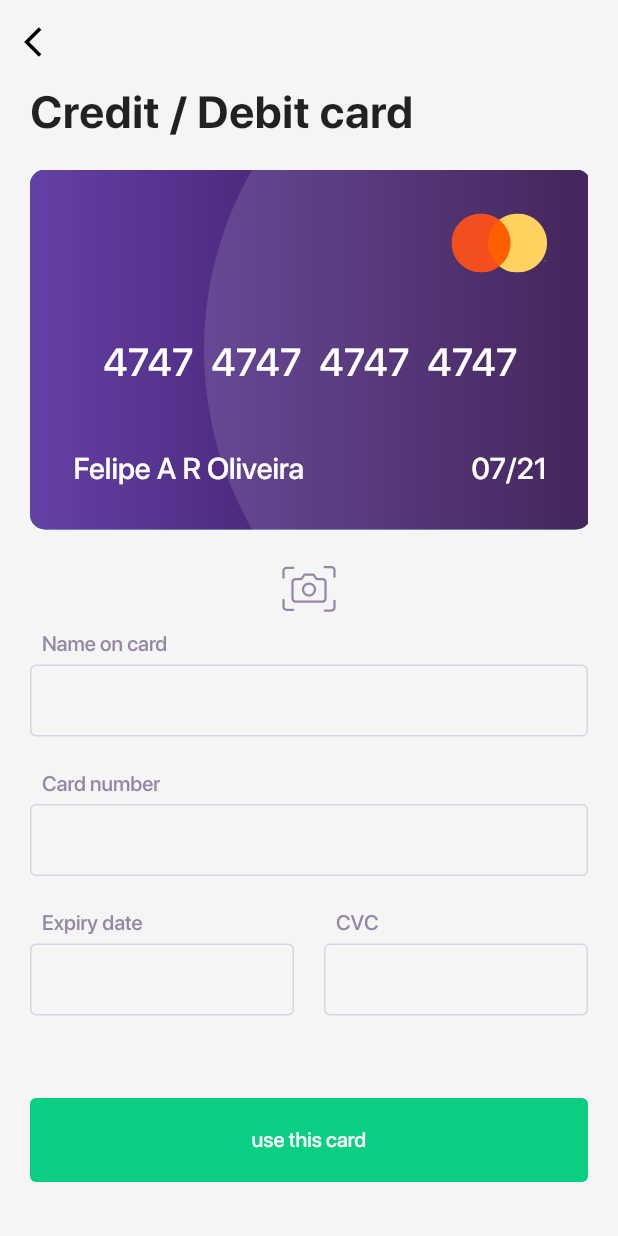
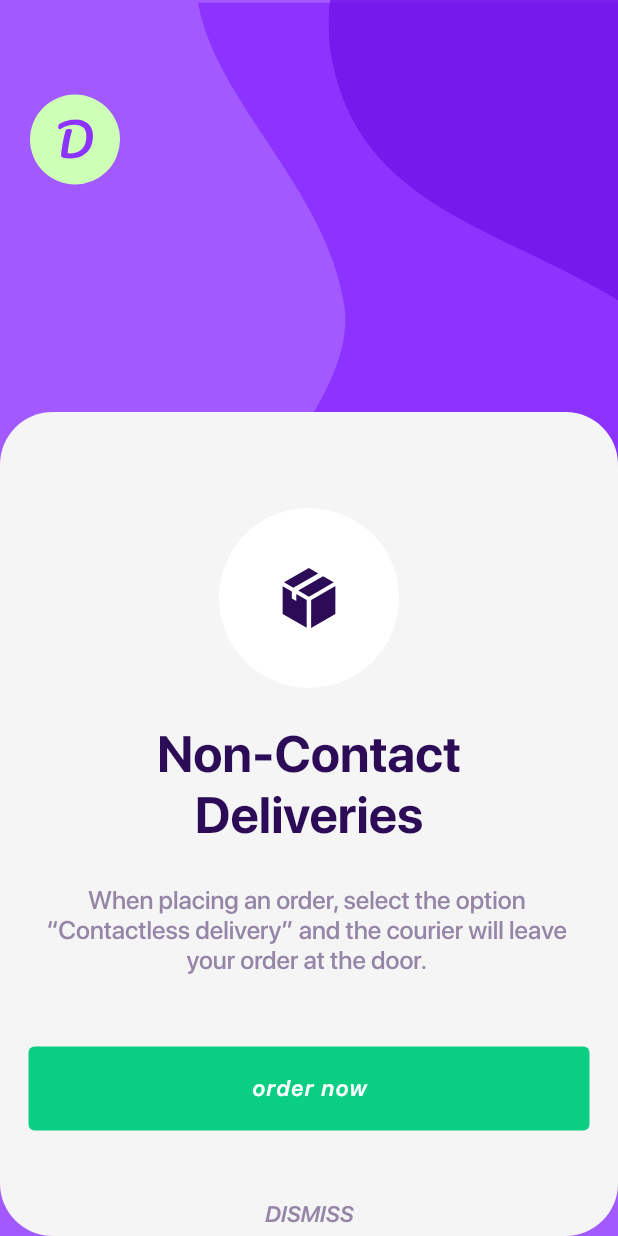
Before and after one commit to felipe1almeida/Flutter-delivery-clone-UI, a Flutter app: the screen it shows after launch, on a phone screen of 412 x 824 dp. Run offline on Flutter 3.47's test engine with Material 2 defaults, Android fonts, the phone set to English and light mode, and no system bars; our stand-ins replace flutter_svg, get; project files that could hold a hidden picture were left out.

Commit message:
splash screen

```diff
--- a/lib/main.dart
+++ b/lib/main.dart
@@ -1,6 +1,8 @@
 import 'package:flutter/material.dart';
 import 'package:flutter_delivery_app/bindings/initial_bindings.dart';
 import 'package:flutter_delivery_app/pages/cards.dart';
+import 'package:flutter_delivery_app/routes/pages.dart';
+import 'package:flutter_delivery_app/routes/routes.dart';
 import 'package:get/get.dart';
 
 void main() {
@@ -17,6 +19,8 @@ class MyApp extends StatelessWidget {
         fontFamily: 'SF Pro Display',
       ),
       initialBinding: InitialBindings(),
+      initialRoute: Pages.SPLASH,
+      getPages: []..addAll(Routes.ROUTES),
       debugShowCheckedModeBanner: false,
       home: Cards(),
     );
--- /dev/null
+++ b/lib/pages/splash_screen.dart
@@ -0,0 +1,95 @@
+import 'package:flutter/material.dart';
+import 'package:flutter_delivery_app/widgets/custom_button.dart';
+import 'package:flutter_svg/svg.dart';
+import 'package:get/get.dart';
+
+class SplashScreen extends StatelessWidget {
+  const SplashScreen({Key? key}) : super(key: key);
+
+  @override
+  Widget build(BuildContext context) {
+    return Scaffold(
+      body: Stack(
+        children: [
+          Container(
+            height: double.infinity,
+            color: Color(0xffA259FF),
+          ),
+          SvgPicture.asset('assets/images/splash_bg.svg'),
+          Positioned(
+            right: 0,
+            child: SvgPicture.asset(
+              'assets/images/splash_bg2.svg',
+            ),
+          ),
+          Positioned(
+            top: 63,
+            left: 20,
+            child: CircleAvatar(
+              radius: 30,
+              backgroundColor: Color(0xffCDFFB6),
+              child: SvgPicture.asset(
+                'assets/images/D.svg',
+              ),
+            ),
+          ),
+          Container(
+            margin: EdgeInsets.only(top: Get.height / 3),
+            width: double.infinity,
+            decoration: BoxDecoration(
+              color: Color(0xffF6F5F5),
+              borderRadius: BorderRadius.circular(35),
+            ),
+            child: Column(
+              children: [
+                SizedBox(height: 64),
+                CircleAvatar(
+                  radius: 60,
+                  backgroundColor: Color(0xffFFFFFF),
+                  child: SvgPicture.asset('assets/images/Box.svg'),
+                ),
+                SizedBox(height: 24),
+                Text(
+                  'Non-Contact\nDeliveries',
+                  style: TextStyle(
+                    fontWeight: FontWeight.w700,
+                    fontSize: 34,
+                    color: Color(0xff2D0C57),
+                  ),
+                  textAlign: TextAlign.center,
+                ),
+                SizedBox(height: 25),
+                Padding(
+                  padding: const EdgeInsets.only(left: 21.0, right: 24),
+                  child: Text(
+                    'When placing an order, select the option “Contactless delivery” and the courier will leave your order at the door.',
+                    style: TextStyle(
+                      fontWeight: FontWeight.w400,
+                      fontSize: 17,
+                      color: Color(0xff9586A8),
+                    ),
+                    textAlign: TextAlign.center,
+                  ),
+                ),
+                SizedBox(height: 48),
+                CustomButton(text: 'order now'),
+                SizedBox(height: 32),
+                TextButton(
+                  onPressed: () {},
+                  child: Text(
+                    'DISMISS',
+                    style: TextStyle(
+                      color: Color(0xff9586A8),
+                      fontWeight: FontWeight.w600,
+                      fontSize: 15,
+                    ),
+                  ),
+                ),
+              ],
+            ),
+          ),
+        ],
+      ),
+    );
+  }
+}
--- /dev/null
+++ b/lib/routes/pages.dart
@@ -0,0 +1,3 @@
+class Pages {
+  static const SPLASH = '/Splash';
+}
--- /dev/null
+++ b/lib/routes/routes.dart
@@ -0,0 +1,7 @@
+import 'package:flutter_delivery_app/routes/routes/splash_route.dart';
+import 'package:get/route_manager.dart';
+
+class Routes {
+  // ignore: non_constant_identifier_names
+  static final ROUTES = <GetPage>[]..addAll(SplashRoute.SPLASH_ROUTES);
+}
--- /dev/null
+++ b/lib/routes/routes/splash_route.dart
@@ -0,0 +1,15 @@
+import 'package:flutter_delivery_app/bindings/initial_bindings.dart';
+import 'package:flutter_delivery_app/pages/splash_screen.dart';
+import 'package:flutter_delivery_app/routes/pages.dart';
+import 'package:get/route_manager.dart';
+
+class SplashRoute {
+  // ignore: non_constant_identifier_names
+  static final SPLASH_ROUTES = [
+    GetPage(
+      name: Pages.SPLASH,
+      page: () => SplashScreen(),
+      binding: InitialBindings(),
+    ),
+  ];
+}
--- a/lib/widgets/custom_button.dart
+++ b/lib/widgets/custom_button.dart
@@ -18,7 +18,12 @@ class CustomButton extends StatelessWidget {
         onPressed: () => {},
         child: Text(
           text,
-          style: TextStyle(color: Colors.white),
+          style: TextStyle(
+            color: Colors.white,
+            fontSize: 15,
+            fontWeight: FontWeight.w600,
+            letterSpacing: 1,
+          ),
         ),
         style: ButtonStyle(
           backgroundColor: MaterialStateProperty.all<Color>(
--- a/pubspec.yaml
+++ b/pubspec.yaml
@@ -50,6 +50,7 @@ flutter:
   # To add assets to your application, add an assets section, like this:
   assets:
     - assets/icons/
+    - assets/images/
   #   - images/a_dot_ham.jpeg
 
   # An image asset can refer to one or more resolution-specific "variants", see
```
Also changed, not shown: assets/images/Box.svg (added), assets/images/D.svg (added), assets/images/splash_bg.svg (added), assets/images/splash_bg2.svg (added), 240 other files.
